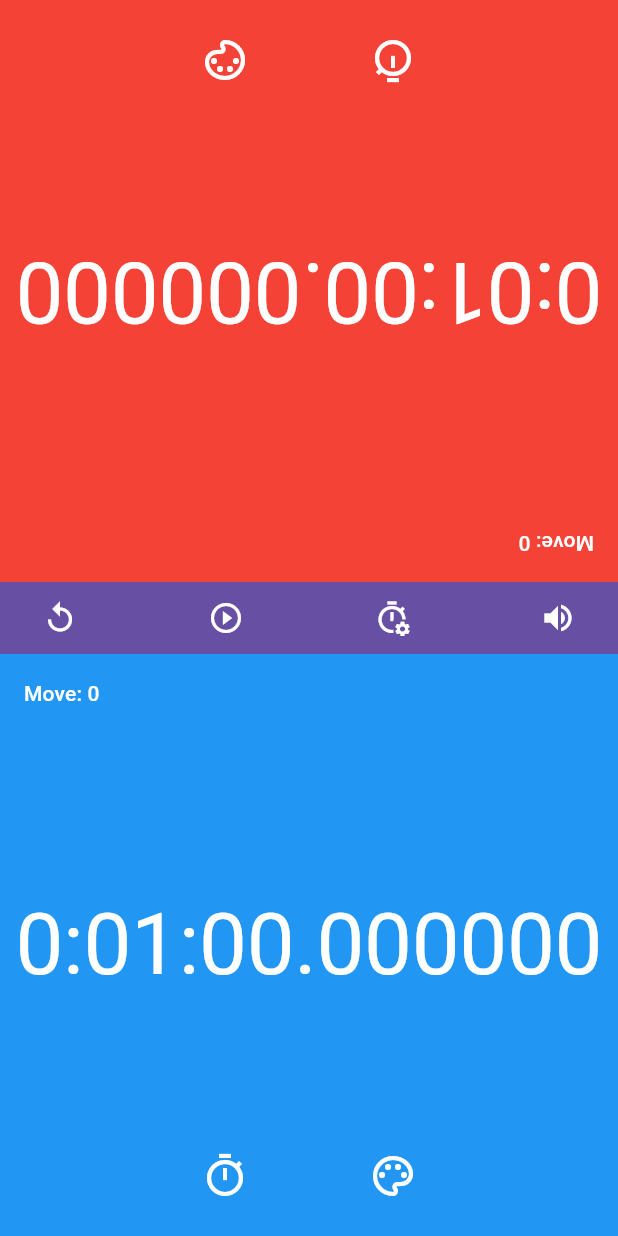
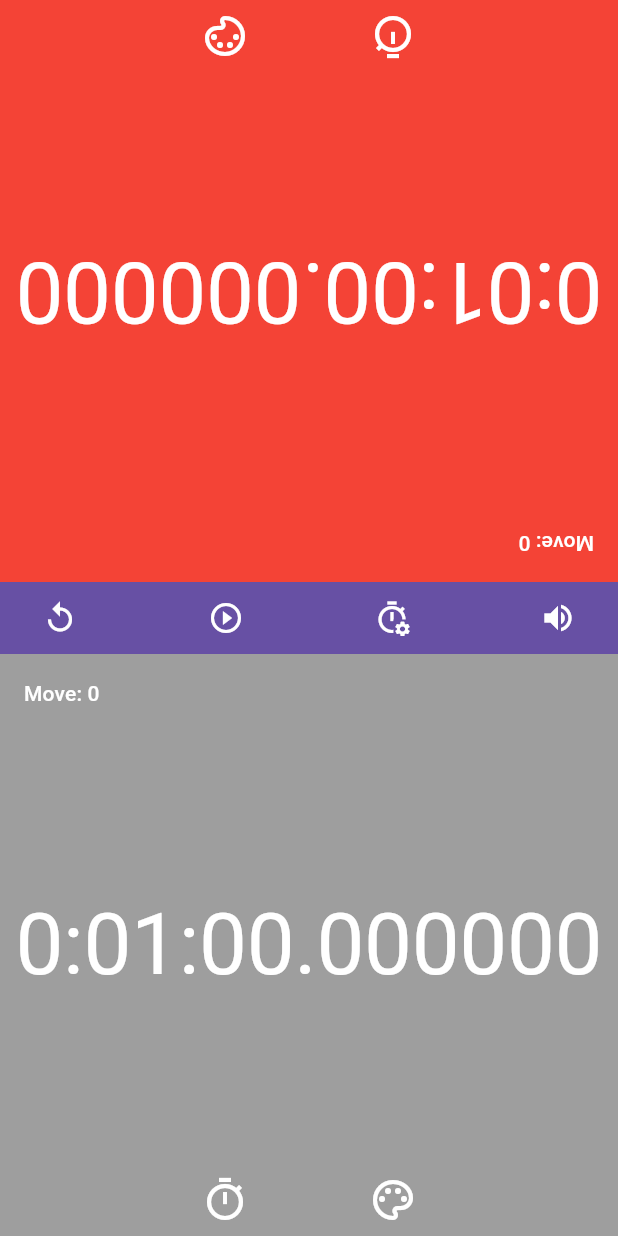
Before and after one commit to caiooct/Custom-Chess-Clock, a Flutter app: the screen it shows after launch, on a phone screen of 412 x 824 dp. Run offline on Flutter 3.47's test engine with Material 2 defaults, Android fonts, the phone set to English and light mode, and no system bars; missing offline and left inert: fullscreen.

Commit message:
Refactor safeArea in main screen

```diff
--- a/lib/screens/main/main_screen.dart
+++ b/lib/screens/main/main_screen.dart
@@ -47,21 +47,7 @@ class _MainScreenState extends State<MainScreen> {
       child: Scaffold(
         body: Stack(
           children: [
-            Container(
-              height: MediaQuery.of(context).size.height * 0.5,
-              width: double.infinity,
-              color: Colors.red,
-            ),
-            Align(
-              alignment: Alignment.bottomCenter,
-              child: Container(
-                height: MediaQuery.of(context).size.height * 0.5,
-                width: double.infinity,
-                color: Colors.blue,
-              ),
-            ),
-            SafeArea(
-              child: Column(
+            Column(
               children: [
                 _TimerButton(
                   color: Colors.red,
@@ -70,11 +56,10 @@ class _MainScreenState extends State<MainScreen> {
                 _OptionsBar(viewModel: viewModel),
                 _TimerButton(
                   isAtBottom: true,
-                    color: Colors.blue,
+                  color: Colors.grey,
                   viewModel: viewModel,
                 ),
               ],
-              ),
             ),
           ],
         ),
@@ -145,7 +130,11 @@ class _TimerButton extends StatelessWidget {
                   ),
                 ),
                 Padding(
-                  padding: const EdgeInsets.only(bottom: 16.0),
+                  padding: EdgeInsets.only(
+                    bottom: isAtBottom
+                        ? MediaQuery.of(context).padding.bottom
+                        : MediaQuery.of(context).padding.top,
+                  ),
                   child: Align(
                     alignment: Alignment.bottomCenter,
                     child: Row(
```
Lines whose indentation alone changed are shown as unchanged.
